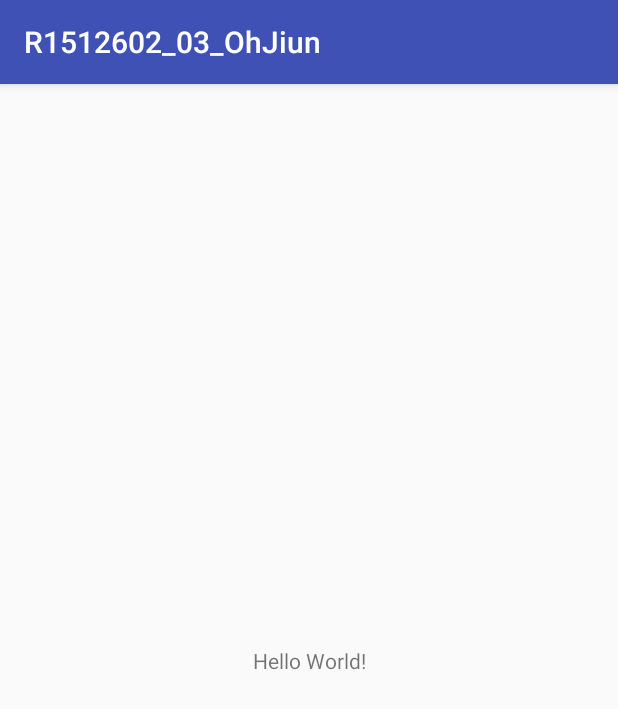
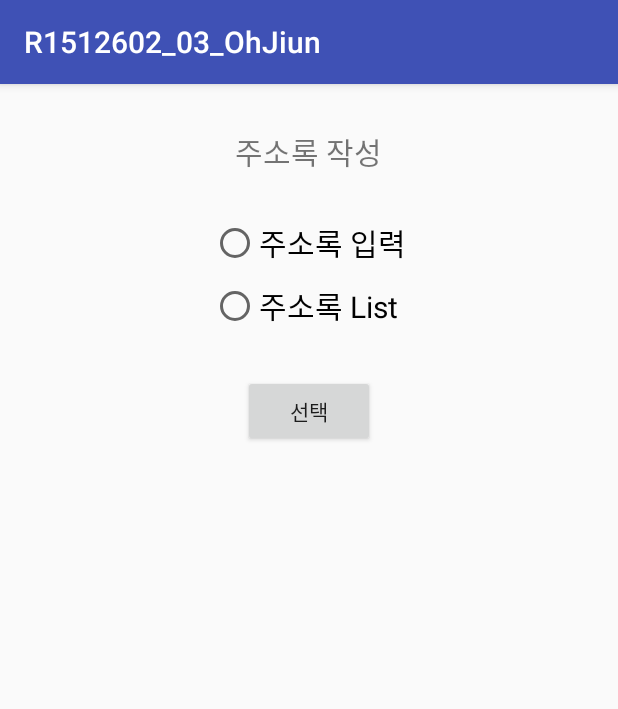
Before and after one commit to charis227/android_hw, an Android app: the screen it shows after launch (MainActivity), on a phone screen of 412 x 824 dp. Shown: the top 709 px of the screen. Run offline under Robolectric (Android 15) with nearby library versions, the phone set to English and light mode, and no system bars.

Commit message:
액티비티 추가

```diff
--- a/R1512602_03_OhJiun/app/src/main/AndroidManifest.xml
+++ b/R1512602_03_OhJiun/app/src/main/AndroidManifest.xml
@@ -16,6 +16,8 @@
                 <category android:name="android.intent.category.LAUNCHER" />
             </intent-filter>
         </activity>
+        <activity android:name=".WriteActivity" />
+        <activity android:name=".ListActivity"></activity>
     </application>
 
 </manifest>
--- a/R1512602_03_OhJiun/app/src/main/res/layout/activity_main.xml
+++ b/R1512602_03_OhJiun/app/src/main/res/layout/activity_main.xml
@@ -1,18 +1,52 @@
-<?xml version="1.0" encoding="utf-8"?>
-<android.support.constraint.ConstraintLayout xmlns:android="http://schemas.android.com/apk/res/android"
-    xmlns:app="http://schemas.android.com/apk/res-auto"
-    xmlns:tools="http://schemas.android.com/tools"
+<LinearLayout xmlns:android="http://schemas.android.com/apk/res/android"
     android:layout_width="match_parent"
     android:layout_height="match_parent"
-    tools:context="com.example.android.r1512602_03_ohjiun.MainActivity">
+    android:orientation="vertical"
+    android:layout_gravity="center">
 
     <TextView
         android:layout_width="wrap_content"
         android:layout_height="wrap_content"
-        android:text="Hello World!"
-        app:layout_constraintBottom_toBottomOf="parent"
-        app:layout_constraintLeft_toLeftOf="parent"
-        app:layout_constraintRight_toRightOf="parent"
-        app:layout_constraintTop_toTopOf="parent" />
+        android:text="주소록 작성"
+        android:layout_gravity="center"
+        android:layout_marginTop="30dp"
+        android:textSize="20dp"
+        />
 
-</android.support.constraint.ConstraintLayout>
+    <RadioGroup
+        android:layout_width="wrap_content"
+        android:layout_height="wrap_content"
+        android:layout_gravity="center"
+        android:layout_marginTop="30dp"
+        >
+
+        <RadioButton
+            android:layout_width="wrap_content"
+            android:layout_height="wrap_content"
+            android:text="주소록 입력"
+            android:textSize="20dp"
+            android:id="@+id/radio_write"
+            />
+
+        <RadioButton
+            android:layout_marginTop="10dp"
+            android:layout_width="wrap_content"
+            android:layout_height="wrap_content"
+            android:text="주소록 List"
+            android:textSize="20dp"
+            android:id="@+id/radio_list"
+            />
+
+    </RadioGroup>
+
+    <Button
+        android:layout_width="wrap_content"
+        android:layout_height="wrap_content"
+        android:text="선택"
+        android:layout_gravity="center"
+        android:layout_marginTop="30dp"
+        android:id="@+id/select_button"
+
+        />
+
+</LinearLayout>
```
Also changed, not shown: R1512602_03_OhJiun/app/src/main/res/layout/activity_list.xml (added, +8 -0 lines), R1512602_03_OhJiun/app/src/main/res/layout/activity_write.xml (added, +117 -0 lines).
